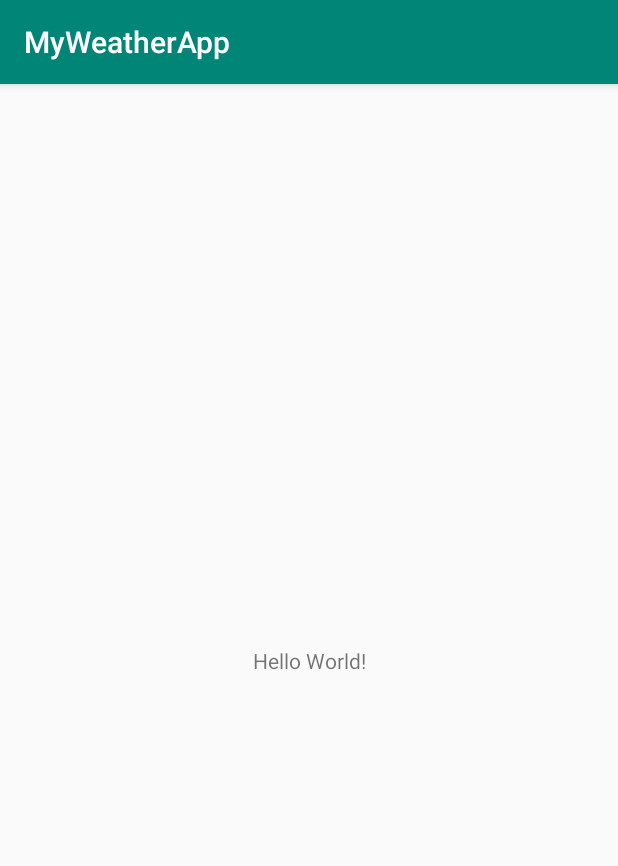
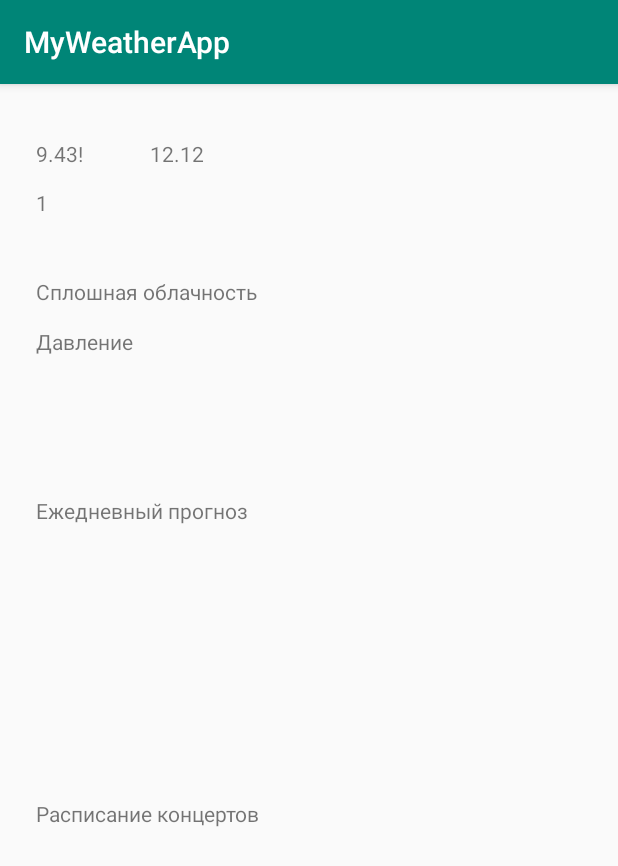
Before and after one commit to alexkaranevskii/Lesson02, an Android app: the screen it shows after launch (MainActivity), on a phone screen of 412 x 824 dp. Shown: the top 866 px of the screen. Run offline under Robolectric (Android 15) with nearby library versions, the phone set to English and light mode, and no system bars.

Commit message:
Добавлены поля для вывода информации

```diff
--- a/WeatherApp2020/app/src/main/res/layout/activity_main.xml
+++ b/WeatherApp2020/app/src/main/res/layout/activity_main.xml
@@ -7,12 +7,82 @@
     tools:context=".MainActivity">
 
     <TextView
-        android:layout_width="wrap_content"
-        android:layout_height="wrap_content"
-        android:text="Hello World!"
+        android:id="@+id/textView"
+        android:layout_width="59dp"
+        android:layout_height="23dp"
+        android:text="9.43!"
         app:layout_constraintBottom_toBottomOf="parent"
+        app:layout_constraintHorizontal_bias="0.068"
         app:layout_constraintLeft_toLeftOf="parent"
         app:layout_constraintRight_toRightOf="parent"
-        app:layout_constraintTop_toTopOf="parent" />
+        app:layout_constraintTop_toTopOf="parent"
+        app:layout_constraintVertical_bias="0.049" />
+
+    <TextView
+        android:id="@+id/textView"
+        android:layout_width="59dp"
+        android:layout_height="23dp"
+        android:text="12.12"
+        app:layout_constraintBottom_toBottomOf="parent"
+        app:layout_constraintHorizontal_bias="0.284"
+        app:layout_constraintLeft_toLeftOf="parent"
+        app:layout_constraintRight_toRightOf="parent"
+        app:layout_constraintTop_toTopOf="parent"
+        app:layout_constraintVertical_bias="0.049" />
+
+    <TextView
+        android:layout_width="152dp"
+        android:layout_height="44dp"
+        android:text="1"
+        app:layout_constraintBottom_toBottomOf="parent"
+        app:layout_constraintHorizontal_bias="0.092"
+        app:layout_constraintLeft_toLeftOf="parent"
+        app:layout_constraintRight_toRightOf="parent"
+        app:layout_constraintTop_toTopOf="parent"
+        app:layout_constraintVertical_bias="0.096" />
+
+    <TextView
+        android:layout_width="178dp"
+        android:layout_height="32dp"
+        android:text="Сплошная облачность"
+        app:layout_constraintBottom_toBottomOf="parent"
+        app:layout_constraintHorizontal_bias="0.103"
+        app:layout_constraintLeft_toLeftOf="parent"
+        app:layout_constraintRight_toRightOf="parent"
+        app:layout_constraintTop_toTopOf="parent"
+        app:layout_constraintVertical_bias="0.175" />
+
+    <TextView
+        android:layout_width="178dp"
+        android:layout_height="32dp"
+        android:text="Давление"
+        app:layout_constraintBottom_toBottomOf="parent"
+        app:layout_constraintHorizontal_bias="0.103"
+        app:layout_constraintLeft_toLeftOf="parent"
+        app:layout_constraintRight_toRightOf="parent"
+        app:layout_constraintTop_toTopOf="parent"
+        app:layout_constraintVertical_bias="0.22" />
+
+    <TextView
+        android:layout_width="178dp"
+        android:layout_height="32dp"
+        android:text="Ежедневный прогноз"
+        app:layout_constraintBottom_toBottomOf="parent"
+        app:layout_constraintHorizontal_bias="0.103"
+        app:layout_constraintLeft_toLeftOf="parent"
+        app:layout_constraintRight_toRightOf="parent"
+        app:layout_constraintTop_toTopOf="parent"
+        app:layout_constraintVertical_bias="0.373" />
+
+    <TextView
+        android:layout_width="178dp"
+        android:layout_height="32dp"
+        android:text="Расписание концертов"
+        app:layout_constraintBottom_toBottomOf="parent"
+        app:layout_constraintHorizontal_bias="0.103"
+        app:layout_constraintLeft_toLeftOf="parent"
+        app:layout_constraintRight_toRightOf="parent"
+        app:layout_constraintTop_toTopOf="parent"
+        app:layout_constraintVertical_bias="0.648" />
 
 </androidx.constraintlayout.widget.ConstraintLayout>
```
